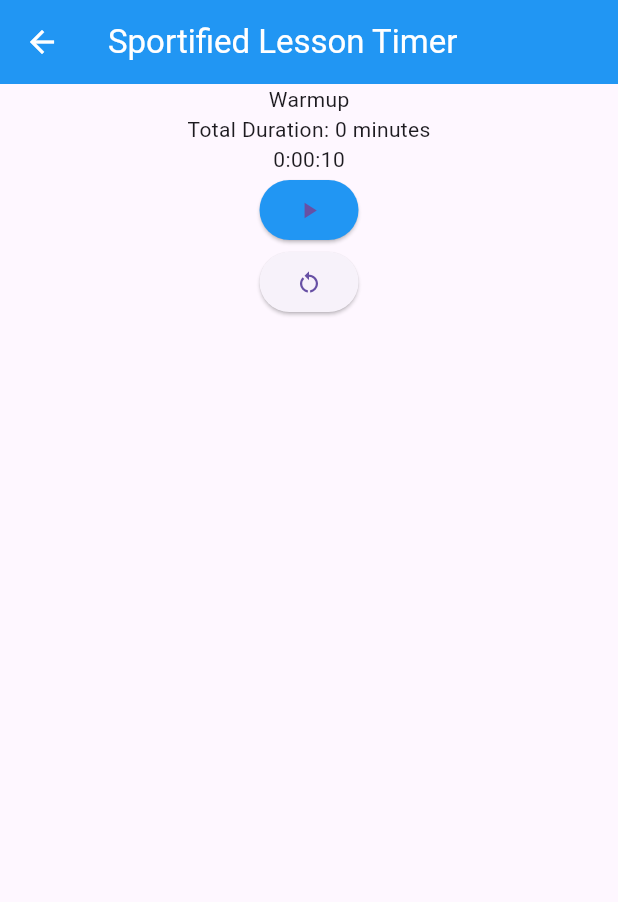
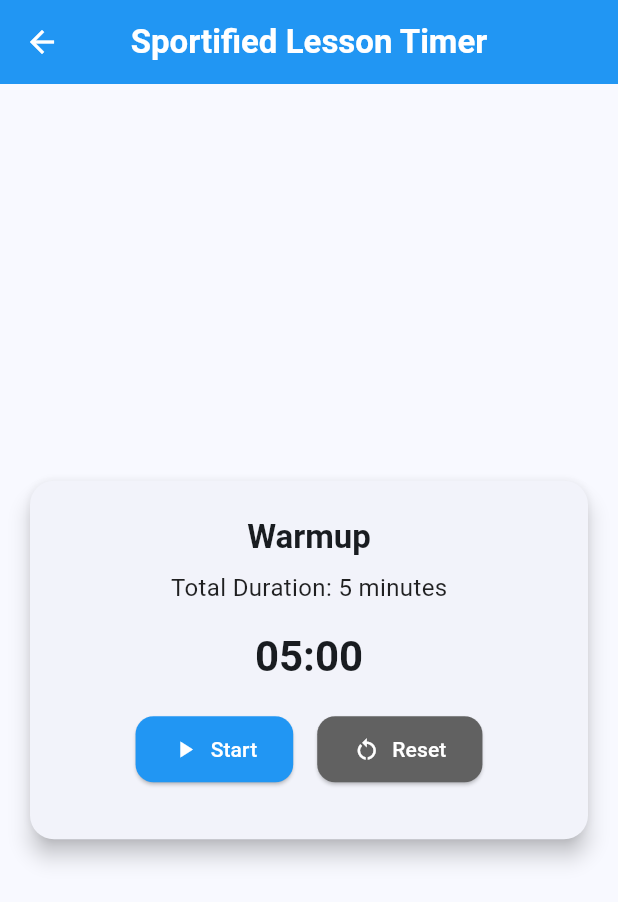
Before and after one commit to CarsonJennings/sportified-lesson-timer, a Flutter app: the screen it shows after launch, after a tap on "Warmup", on a phone screen of 412 x 824 dp. Shown: the top 902 px of the screen. Run offline on Flutter 3.47's test engine with Material 3 defaults, Android fonts, the phone set to English and light mode, and no system bars.

Commit message:
Updating overall styles and adding responsiveness to screens so they look good on both desktop and mobile

```diff
--- a/lib/main.dart
+++ b/lib/main.dart
@@ -1,6 +1,5 @@
 import 'package:flutter/material.dart';
 import 'dart:async';
-
 
 void main() {
   runApp(const MyApp());
@@ -12,37 +11,129 @@
   @override
   Widget build(BuildContext context) {
     return MaterialApp(
-      home: Scaffold(
-        appBar: AppBar(backgroundColor: Colors.blue,
+      title: 'Sportified Lesson Timer',
+      theme: ThemeData(
+        colorScheme: ColorScheme.fromSeed(seedColor: Colors.blue),
+        useMaterial3: true,
+        textTheme: const TextTheme(
+          titleLarge: TextStyle(fontWeight: FontWeight.bold, fontSize: 22),
+          bodyMedium: TextStyle(fontSize: 16, color: Colors.black87),
+        ),
+      ),
+      home: const DrillListScreen(),
+    );
+  }
+}
+
+class DrillListScreen extends StatelessWidget {
+  const DrillListScreen({super.key});
+
+  @override
+  Widget build(BuildContext context) {
+    return Scaffold(
+      appBar: AppBar(
         title: const Text(
           'Sportified Lesson Timer',
-          style: TextStyle(
-            color: Colors.white
+          style: TextStyle(color: Colors.white),
         ),
+        backgroundColor: Colors.blue,
+        centerTitle: true,
       ),
-        ),
-        body: Container(
+      body: LayoutBuilder(
+        builder: (context, constraints) {
+          final isWide = constraints.maxWidth > 600;
+          final padding = isWide ? 40.0 : 16.0;
+          return Container(
             color: Colors.white,
+            padding: EdgeInsets.symmetric(horizontal: padding, vertical: 16),
             child: ListView(
-            children: const <Widget>[
+              children: const [
                 Drill(
                   title: "Warmup",
                   drillIcon: Icons.directions_run,
-                description: "Light jogging and stretching to prepare your body.",
-                drillDuration: Duration(seconds: 10)
+                  description:
+                      "Light jogging and stretching to prepare your body.",
+                  drillDuration: Duration(minutes: 5),
                 ),
                 Drill(
-                title: "Shooting practice",
+                  title: "Shooting Practice",
                   drillIcon: Icons.sports_soccer,
-                description: "Focus on accuracy and form during your shots.",
-                drillDuration: Duration(minutes: 10)
+                  description:
+                      "Focus on accuracy and form during your shots.",
+                  drillDuration: Duration(minutes: 10),
                 ),
                 Drill(
                   title: "Cooldown",
-                drillIcon: Icons.sports_gymnastics,
-                description: "Gentle stretching and deep breathing to recover and relax.",
-                drillDuration: Duration(minutes: 5)
+                  drillIcon: Icons.self_improvement,
+                  description:
+                      "Gentle stretching and deep breathing to recover and relax.",
+                  drillDuration: Duration(minutes: 5),
                 ),
+              ],
+            ),
+          );
+        },
+      ),
+    );
+  }
+}
+
+class Drill extends StatelessWidget {
+  const Drill({
+    super.key,
+    required this.title,
+    required this.drillIcon,
+    required this.description,
+    required this.drillDuration,
+  });
+
+  final String title;
+  final IconData drillIcon;
+  final String description;
+  final Duration drillDuration;
+
+  @override
+  Widget build(BuildContext context) {
+    return Card(
+      elevation: 4,
+      margin: const EdgeInsets.symmetric(vertical: 8),
+      shape: RoundedRectangleBorder(borderRadius: BorderRadius.circular(16)),
+      child: InkWell(
+        borderRadius: BorderRadius.circular(16),
+        hoverColor: Colors.blue.withValues(alpha: 0.05),
+        onTap: () {
+          Navigator.push(
+            context,
+            MaterialPageRoute(
+              builder: (_) =>
+                  TimerScreen(title: title, drillDuration: drillDuration),
+            ),
+          );
+        },
+        child: Padding(
+          padding: const EdgeInsets.all(16.0),
+          child: Row(
+            crossAxisAlignment: CrossAxisAlignment.center,
+            children: [
+              Icon(drillIcon, size: 40, color: Colors.blueAccent),
+              const SizedBox(width: 16),
+              Expanded(
+                child: Column(
+                  crossAxisAlignment: CrossAxisAlignment.start,
+                  children: [
+                    Text(title,
+                        style: Theme.of(context).textTheme.titleLarge),
+                    const SizedBox(height: 4),
+                    Text(description),
+                    const SizedBox(height: 8),
+                    Text(
+                      (drillDuration.inMinutes == 0 ? "${drillDuration.inSeconds} secs" : "${drillDuration.inMinutes} mins"),
+                      style: TextStyle(color: Colors.grey[600]),
+                    ),
+                  ],
+                ),
+              ),
+              const Icon(Icons.arrow_forward_ios_rounded, size: 16),
             ],
           ),
         ),
@@ -51,64 +142,53 @@
   }
 }
 
-class Drill extends StatelessWidget {
-  const Drill({super.key, required this.title, required this.drillIcon, required this.description, required this.drillDuration});
-
-  final String title;
-  final IconData drillIcon;
-  final String description;
-  final Duration drillDuration;
-
-  @override
-  Widget build(BuildContext context) {
-    return ElevatedButton(
-      onPressed: () {
-        Navigator.push(context,
-          MaterialPageRoute(
-            builder: (_) => TimerScreen(title: title, drillDuration: drillDuration),
-          ),
-        );
-      },
-
-      child: ListTile(
-        leading: Icon(drillIcon),
-        title: Text(title),
-        subtitle:
-          Text("$description\n${drillDuration.inMinutes.toString()} minutes"),
-      ),
-    );
-  }
-}
-
-
 class TimerScreen extends StatelessWidget {
-  const TimerScreen({super.key, required this.title, required this.drillDuration});
+  const TimerScreen({
+    super.key,
+    required this.title,
+    required this.drillDuration,
+  });
 
   final String title;
   final Duration drillDuration;
 
   @override
   Widget build(BuildContext context) {
+    final isWide = MediaQuery.of(context).size.width > 600;
+
     return Scaffold(
       appBar: AppBar(
         backgroundColor: Colors.blue,
-        iconTheme: IconThemeData(color: Colors.white),
+        iconTheme: const IconThemeData(color: Colors.white),
         title: const Text(
           'Sportified Lesson Timer',
-          style: TextStyle(
-            color: Colors.white
+          style: TextStyle(color: Colors.white),
+        ),
+        centerTitle: true,
+      ),
+      body: Center(
+        child: Container(
+          padding: EdgeInsets.all(isWide ? 32 : 16),
+          width: isWide ? 500 : double.infinity,
+          child: Card(
+            elevation: 6,
+            shape:
+                RoundedRectangleBorder(borderRadius: BorderRadius.circular(16)),
+            child: Padding(
+              padding: const EdgeInsets.all(24.0),
+              child: Column(
+                mainAxisSize: MainAxisSize.min,
+                children: [
+                  Text(title, style: Theme.of(context).textTheme.titleLarge),
+                  const SizedBox(height: 8),
+                  Text("Total Duration: ${(drillDuration.inMinutes == 0 ? "${drillDuration.inSeconds} seconds" : "${drillDuration.inMinutes} minutes")}"),
+                  const SizedBox(height: 16),
+                  CountdownTimer(initialTime: drillDuration),
+                ],
               ),
             ),
           ),
-      body:
-        Center(
-          child: Column(
-            children: [
-              Text(title),
-              Text('Total Duration: ${drillDuration.inMinutes.toString()} minutes'),
-              CountdownTimer(initialTime: drillDuration,),
-            ],
-          )
+        ),
       ),
     );
   }
@@ -128,31 +208,36 @@
 
   @override
   void initState() {
+    super.initState();
     timeLeft = widget.initialTime.inSeconds;
-    super.initState();
   }
 
   @override
   Widget build(BuildContext context) {
     final isRunning = timer?.isActive ?? false;
+    final textStyle = Theme.of(context)
+        .textTheme
+        .headlineMedium
+        ?.copyWith(fontWeight: FontWeight.bold);
 
     return Column(
-
+      mainAxisSize: MainAxisSize.min,
       children: [
-        Text(formatTime(Duration(seconds: timeLeft))),
-        timeLeft <= 0 ? Text('Done!')
-        :
+        Text(formatTime(Duration(seconds: timeLeft)), style: textStyle),
+        const SizedBox(height: 20),
+        Wrap(
+          spacing: 16,
+          children: [
             Tooltip(
               message: isRunning ? 'Pause timer' : 'Start timer',
-          child: (ElevatedButton(
-          style: ButtonStyle(
-            backgroundColor: WidgetStateColor.resolveWith(
-              (Set<WidgetState> states) {
-                if (states.contains(WidgetState.pressed)) {
-                  return Colors.blueAccent;
-                }
-                return Colors.blue;
-              }
+              child: ElevatedButton.icon(
+                style: ElevatedButton.styleFrom(
+                  backgroundColor: Colors.blue,
+                  foregroundColor: Colors.white,
+                  padding:
+                      const EdgeInsets.symmetric(horizontal: 24, vertical: 12),
+                  shape: RoundedRectangleBorder(
+                    borderRadius: BorderRadius.circular(12),
                   ),
                 ),
                 onPressed: () {
@@ -162,45 +247,67 @@
                     startTimer();
                   }
                 },
-          child: Icon(isRunning ? Icons.pause : Icons.play_arrow),
-                )),
+                icon: Icon(isRunning ? Icons.pause : Icons.play_arrow),
+                label: Text(isRunning ? 'Pause' : 'Start'),
+              ),
             ),
             Tooltip(
               message: 'Reset timer',
-        child: ElevatedButton(
-          onPressed: (resetTimer),
-          child: Icon(Icons.restart_alt)),
-      )
-      ]
+              child: ElevatedButton.icon(
+                style: ElevatedButton.styleFrom(
+                  backgroundColor: Colors.grey[700],
+                  foregroundColor: Colors.white,
+                  padding:
+                      const EdgeInsets.symmetric(horizontal: 24, vertical: 12),
+                  shape: RoundedRectangleBorder(
+                    borderRadius: BorderRadius.circular(12),
+                  ),
+                ),
+                onPressed: resetTimer,
+                icon: const Icon(Icons.restart_alt),
+                label: const Text('Reset'),
+              ),
+            ),
+          ],
+        ),
+        const SizedBox(height: 12),
+        if (timeLeft <= 0)
+          const Text('Done!',
+              style: TextStyle(color: Colors.green, fontSize: 20)),
+      ],
     );
   }
 
   void startTimer() {
-  timer = Timer.periodic(Duration(seconds: 1), (timer) {
+    if (timeLeft <= 0) { // If timer has finished reset timer first
+      resetTimer();
+    }
+    timer = Timer.periodic(const Duration(seconds: 1), (timer) {
       setState(() {
         timeLeft--;
         if (timeLeft <= 0) timer.cancel();
       });
     });
-
-  setState(() {}); // Call an additonal setState so first time start is clicked UI updates immediately and not after 1 second
+    setState(() {}); // Update UI immediately
   }
 
   void pauseTimer() {
-  setState(() {
     timer?.cancel();
-  });
+    setState(() {});
   }
 
   void resetTimer() {
+    timer?.cancel();
     setState(() {
-    timer?.cancel();
       timeLeft = widget.initialTime.inSeconds;
     });
   }
 
   String formatTime(Duration time) {
-  return time.toString().split('.')[0];
+    String twoDigits(int n) => n.toString().padLeft(2, '0');
+    final minutes = twoDigits(time.inMinutes.remainder(60));
+    final seconds = twoDigits(time.inSeconds.remainder(60));
+    return "$minutes:$seconds";
   }
 
   @override
@@ -208,5 +315,4 @@
     timer?.cancel();
     super.dispose();
   }
-
 }
```
Lines whose indentation alone changed are shown as unchanged.
